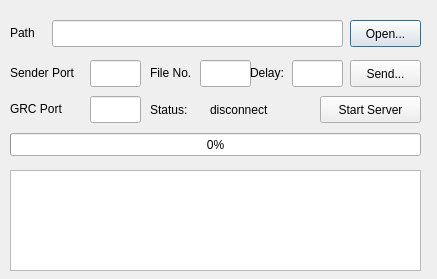
ArtisticZhao/file_sender_to_GNURadio, file file_send.ui: the form before one commit.
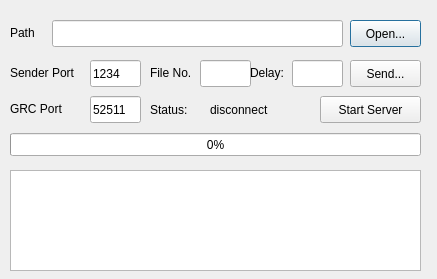
The form after the commit.

Diff of the .ui file:
```diff
--- a/file_send.ui
+++ b/file_send.ui
@@ -68,6 +68,9 @@
      <height>27</height>
     </rect>
    </property>
+   <property name="text">
+    <string>52511</string>
+   </property>
   </widget>
   <widget class="QLabel" name="label_2">
    <property name="geometry">
@@ -173,7 +176,7 @@
     </rect>
    </property>
    <property name="text">
-    <string/>
+    <string>1234</string>
    </property>
    <property name="placeholderText">
     <string/>
```
